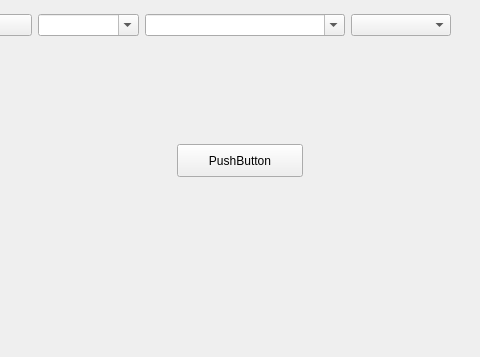
This is rtspwindow.ui in surfzoid/QtVsPlayer as Qt 5 draws it before an edit; both pictures show x 383 to 863 and y 265 to 622 of the 1451 by 622 pixel window. The edited form follows.
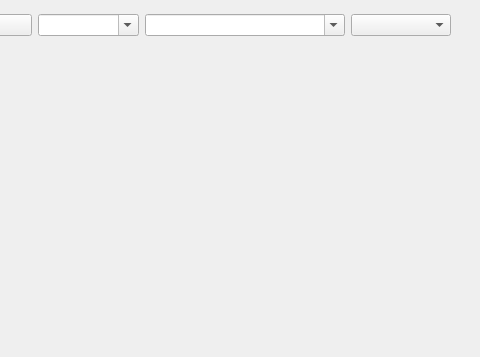
This is the edited form. Icons and pictures are not drawn.

Diff of the .ui file:
```diff
--- a/rtspwindow.ui
+++ b/rtspwindow.ui
@@ -326,19 +326,6 @@
      </rect>
     </property>
    </widget>
-   <widget class="QPushButton" name="pushButton">
-    <property name="geometry">
-     <rect>
-      <x>560</x>
-      <y>390</y>
-      <width>126</width>
-      <height>33</height>
-     </rect>
-    </property>
-    <property name="text">
-     <string>PushButton</string>
-    </property>
-   </widget>
   </widget>
   <widget class="QMenuBar" name="menubar">
    <property name="geometry">
```
